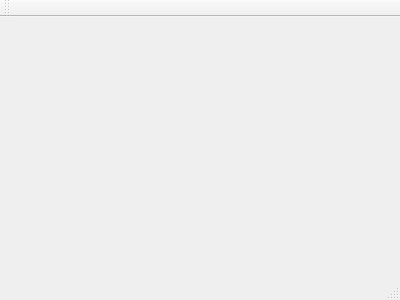
This is owner/mainwindow.ui in gear54rus/python-cluster as Qt 5 draws it before an edit. The edited form follows.
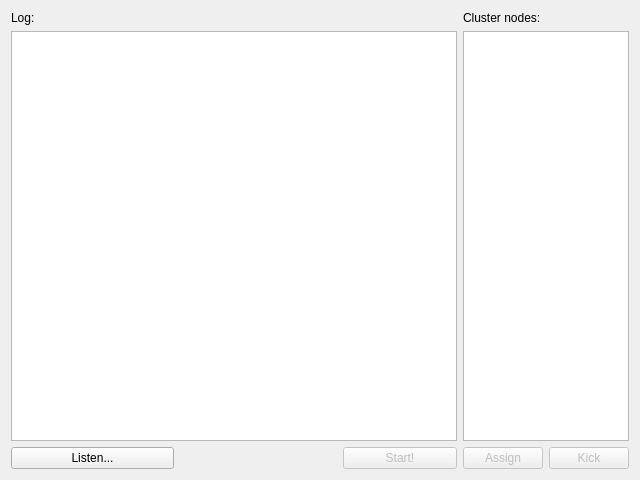
This is the edited form.

Commit message: Updated interface. Added gitignore for build files.

Diff of the .ui file:
```diff
--- a/owner/mainwindow.ui
+++ b/owner/mainwindow.ui
@@ -1,24 +1,138 @@
 <ui version="4.0">
  <class>MainWindow</class>
- <widget class="QMainWindow" name="MainWindow" >
-  <property name="geometry" >
+ <widget class="QMainWindow" name="MainWindow">
+  <property name="geometry">
    <rect>
     <x>0</x>
     <y>0</y>
-    <width>400</width>
-    <height>300</height>
+    <width>640</width>
+    <height>480</height>
    </rect>
   </property>
-  <property name="windowTitle" >
-   <string>MainWindow</string>
+  <property name="minimumSize">
+   <size>
+    <width>640</width>
+    <height>480</height>
+   </size>
   </property>
-  <widget class="QMenuBar" name="menuBar" />
-  <widget class="QToolBar" name="mainToolBar" />
-  <widget class="QWidget" name="centralWidget" />
-  <widget class="QStatusBar" name="statusBar" />
+  <property name="windowTitle">
+   <string>Python cluster</string>
+  </property>
+  <widget class="QWidget" name="centralWidget">
+   <layout class="QHBoxLayout" name="horizontalLayout" stretch="3,1">
+    <item>
+     <layout class="QVBoxLayout" name="verticalLayout_2">
+      <item>
+       <widget class="QLabel" name="labelLog">
+        <property name="text">
+         <string>Log:</string>
+        </property>
+       </widget>
+      </item>
+      <item>
+       <widget class="QTextEdit" name="textEdit">
+        <property name="undoRedoEnabled">
+         <bool>false</bool>
+        </property>
+        <property name="readOnly">
+         <bool>true</bool>
+        </property>
+        <property name="acceptRichText">
+         <bool>false</bool>
+        </property>
+        <property name="textInteractionFlags">
+         <set>Qt::LinksAccessibleByKeyboard|Qt::LinksAccessibleByMouse|Qt::TextBrowserInteraction|Qt::TextSelectableByKeyboard|Qt::TextSelectableByMouse</set>
+        </property>
+       </widget>
+      </item>
+      <item>
+       <layout class="QHBoxLayout" name="horizontalLayout_3" stretch="10,10,7">
+        <item>
+         <widget class="QPushButton" name="buttonListen">
+          <property name="text">
+           <string>Listen...</string>
+          </property>
+         </widget>
+        </item>
+        <item>
+         <spacer name="horizontalSpacer">
+          <property name="orientation">
+           <enum>Qt::Horizontal</enum>
+          </property>
+          <property name="sizeHint" stdset="0">
+           <size>
+            <width>40</width>
+            <height>20</height>
+           </size>
+          </property>
+         </spacer>
+        </item>
+        <item>
+         <widget class="QPushButton" name="buttonStart">
+          <property name="enabled">
+           <bool>false</bool>
+          </property>
+          <property name="text">
+           <string>Start!</string>
+          </property>
+         </widget>
+        </item>
+       </layout>
+      </item>
+     </layout>
+    </item>
+    <item>
+     <layout class="QVBoxLayout" name="verticalLayout">
+      <item>
+       <widget class="QLabel" name="labelNodes">
+        <property name="text">
+         <string>Cluster nodes:</string>
+        </property>
+       </widget>
+      </item>
+      <item>
+       <widget class="QListWidget" name="listNodes"/>
+      </item>
+      <item>
+       <layout class="QHBoxLayout" name="horizontalLayout_2">
+        <item>
+         <widget class="QPushButton" name="bAssign">
+          <property name="enabled">
+           <bool>false</bool>
+          </property>
+          <property name="text">
+           <string>Assign</string>
+          </property>
+         </widget>
+        </item>
+        <item>
+         <widget class="QPushButton" name="buttonKick">
+          <property name="enabled">
+           <bool>false</bool>
+          </property>
+          <property name="text">
+           <string>Kick</string>
+          </property>
+         </widget>
+        </item>
+       </layout>
+      </item>
+     </layout>
+    </item>
+   </layout>
+  </widget>
+  <action name="actionListen">
+   <property name="text">
+    <string>Listen...</string>
+   </property>
+  </action>
+  <action name="actionStart">
+   <property name="text">
+    <string>Start!</string>
+   </property>
+  </action>
  </widget>
- <layoutDefault spacing="6" margin="11" />
- <pixmapfunction></pixmapfunction>
+ <layoutdefault spacing="6" margin="11"/>
  <resources/>
  <connections/>
 </ui>
```
Left out of the diff: 1 changed line with no effect on the pictures. The commit also changes 1 other file.
